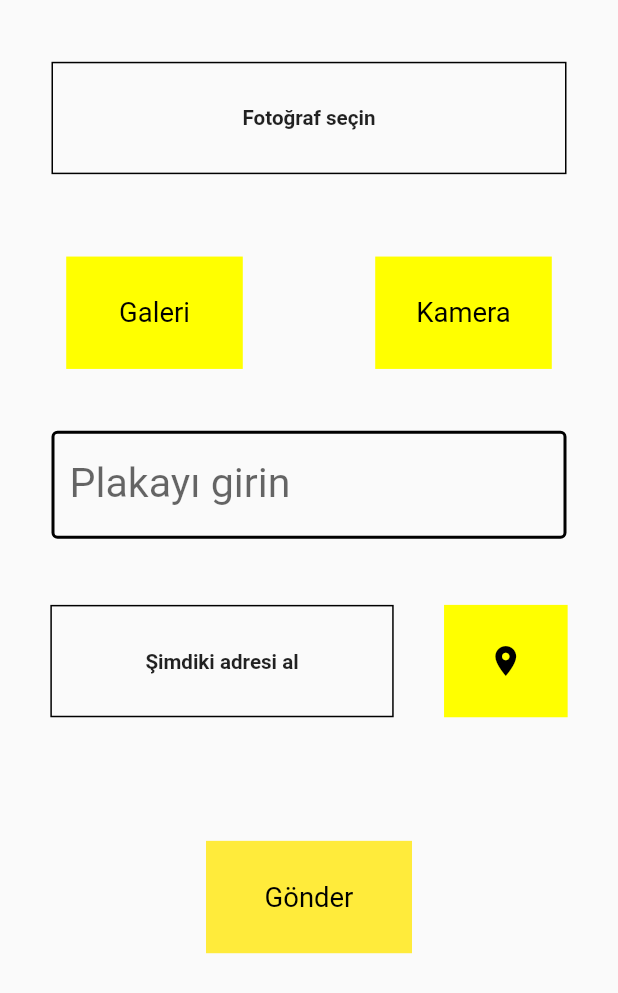
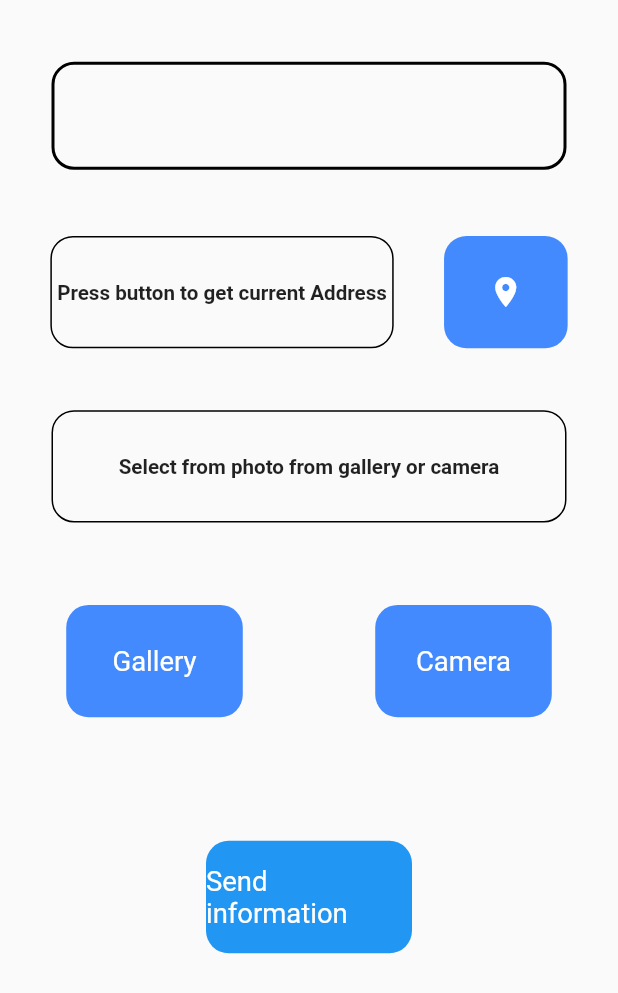
Before and after one commit to waliseddiqi/intershipVehiclelocaldata, a Flutter app: the Home screen opened directly, on a phone screen of 412 x 824 dp. Shown: the top 993 px of the screen. Run offline on Flutter 3.47's test engine with Material 2 defaults, Android fonts, the phone set to English and light mode, and no system bars; our stand-ins replace connectivity, geolocator, image_picker; missing offline and left inert: geocoder.

Commit message:
Revert "ddd"
This reverts commit adc701fdc4c87103b468d2e20d72a36ef790f578.

```diff
--- a/lib/home.dart
+++ b/lib/home.dart
@@ -15,10 +15,9 @@ class Home extends StatefulWidget{
 
 class _HomeState extends State<Home> {
 BaseAPI api=new API();
-int random;
+
 File file;
 String _addressline="";
-bool _isloading=false;
   final picker = ImagePicker();
 final _formKey = GlobalKey<FormState>();
 String platenostring="";
@@ -37,38 +36,9 @@ void validForm(Size size){
 
       if(_addressline!=""&&file!=null){
 
-      Random randomnum = new Random();
-      random = randomnum.nextInt(10000);
-      print(random);
-      String format=file.path.split("/").last.split(".").last;
-      String imageurl="http://localhost:5000/public/images/"+platenostring+random.toString()+"."+format;
-      setState(() {
-         _isloading=true;
-      });
-
-      api.sendImage(file, platenostring, random).then((value){
-        if(value.statusCode==200){
-
-          api.sendInfo(platenostring, _addressline, imageurl).then((value){
-            if(value.statusCode==200){
-               setState(() {
-                _isloading=false;
-              });
-               showErrorDialog(context, size, "Fotoğraf gönderildi","Başarılı");
-              print("");
       }
       else{
-              showErrorDialog(context, size, "Hata oluştu","Hata");
-            }
-          });
-        }
-        else{
-              showErrorDialog(context, size, "Hata oluştu","Hata");
-            }
-      });
-      }
-      else{
-            showErrorDialog(context, size, "Lütfen fotoğraf ve ya konumu ekleyin","Hata");
+            showErrorDialog(context, size, "Please add location or select image");
       }
     }
 
@@ -103,12 +73,12 @@ void getAddress(Position value)async{
         file = File(pickedFile.path);
         showAcceptDialog(context,size);
       } else {
-        print('Bir resim seçilmemiş.');
+        print('No image selected.');
       }
     });
   }
 
-    void showErrorDialog(BuildContext context,Size size,String text,String type){
+    void showErrorDialog(BuildContext context,Size size,String text){
      showGeneralDialog(
         barrierColor: Colors.black.withOpacity(0.5),
         transitionBuilder: (context, a1, a2, widget) {
@@ -120,7 +90,7 @@ void getAddress(Position value)async{
               child: AlertDialog(
                 shape: OutlineInputBorder(
                     borderRadius: BorderRadius.circular(size.height/46.09)),
-                title:  Text(type,style: TextStyle(fontWeight: FontWeight.w700,fontSize: size.height/52.67),),
+                title:  Text("Error",style: TextStyle(fontWeight: FontWeight.w700,fontSize: size.height/52.67),),
                 content:  Text(text,style: TextStyle(fontWeight: FontWeight.w700,fontSize: size.height/52.67),),
                 actions: <Widget>[
                   new FlatButton(
@@ -158,13 +128,13 @@ void getAddress(Position value)async{
               child: AlertDialog(
                 shape: OutlineInputBorder(
                     borderRadius: BorderRadius.circular(size.height/46.09)),
-                title:  Text("Yükleniyor",style: TextStyle(fontWeight: FontWeight.w700,fontSize: size.height/52.67),),
-                content:  Text("Bu fotoğrafı yüklemek istiyor musunuz",style: TextStyle(fontWeight: FontWeight.w700,fontSize: size.height/52.67),),
+                title:  Text("Uploading",style: TextStyle(fontWeight: FontWeight.w700,fontSize: size.height/52.67),),
+                content:  Text("Would you like to upload photo",style: TextStyle(fontWeight: FontWeight.w700,fontSize: size.height/52.67),),
                 actions: <Widget>[
                   new FlatButton(
                     child: Padding(
                       padding:  EdgeInsets.all( size.height/65),
-                      child: new Text('Hayır',style: TextStyle(fontWeight: FontWeight.w700,fontSize: size.height/52.67)),
+                      child: new Text('No',style: TextStyle(fontWeight: FontWeight.w700,fontSize: size.height/52.67)),
                     ),
                     onPressed: () {
                       setState(() {
@@ -177,10 +147,9 @@ void getAddress(Position value)async{
                   new FlatButton(
                     child: Padding(
                       padding:  EdgeInsets.all(size.height/65),
-                      child: new Text('Evet',style: TextStyle(fontWeight: FontWeight.w700,fontSize: size.height/52.67)),
+                      child: new Text('YES',style: TextStyle(fontWeight: FontWeight.w700,fontSize: size.height/52.67)),
                     ),
                     onPressed: () async {
-
                       Navigator.pop(context);
                     },
                   )
@@ -228,7 +197,7 @@ void getAddress(Position value)async{
 }
 String plateno(String text){
 if(text.isEmpty||text==null){
-  return "Plakayı girin";
+  return "Please put Plate Number";
 }
 return null;
 }
@@ -239,33 +208,87 @@ return null;
    return Scaffold(
      body: SingleChildScrollView(
             child: Center(
-              child: Stack(
-                children: [
-                  _isloading?
-                  Column(
-                    mainAxisAlignment: MainAxisAlignment.center,
-                    children: [
-                      Container(
-
-                            color: Colors.transparent,
-                        child: Center(
-                          child: Container(
-
-                            child: CircularProgressIndicator()),
-                        ),
-                      ),
-                    ],
-                  ):
-                  Center(
          child: Form(
             key:_formKey ,
              child: Column(
                mainAxisAlignment: MainAxisAlignment.start,
              children: [
                Container(
+                 margin: EdgeInsets.only(top: size.height/20),
+                 width: size.width/1.2,
+                 height: size.height/11,
+                 child: TextFormField(
+                    onSaved: (plateno)=>platenostring=plateno,
+
+                   style: TextStyle(fontSize: size.height/30),
+
+                   decoration: InputDecoration(
+                    labelText: "",
+                    fillColor: Colors.white,
+                    hintText: "Enter plate number",
+
+                    focusedBorder: OutlineInputBorder(
+
+                    borderRadius: BorderRadius.circular(10.0),
+                    borderSide: BorderSide(
+                      color: Colors.blue,
+                    ),
+                  ),
+                    enabledBorder: OutlineInputBorder(
+
+                    borderRadius: BorderRadius.circular(15.0),
+                    borderSide: BorderSide(
+
+                      width: 2.0,
+
+                    ),
+                  ),
+                   ),
+                   validator: plateno,
+                 ),
+               ),
+                 Row(
+                   mainAxisAlignment: MainAxisAlignment.spaceEvenly,
+                   children: [
+                     Container(
                      decoration: BoxDecoration(
                        border: Border.all(),
+                       borderRadius: BorderRadius.circular(15)
+                     ),
+                     margin: EdgeInsets.only(top: size.height/20),
+                     width: size.width/1.8,
+                     height: size.height/11,
+                     child: Center(
+                       child: Text(
 
+                         _addressline==""?"Press button to get current Address":_addressline,
+                           style: TextStyle(fontSize: size.height/60,fontWeight: FontWeight.w600),
+                       ),
+                     ),
+               ),
+               InkWell(
+                 onTap: (){
+                  _getLocation().then((value)async{
+                  getAddress(value);
+                });
+                 },
+                              child: Container(
+                     margin: EdgeInsets.only(top: size.height/20),
+                    width: size.width/5,
+                       height: size.height/11,
+                   decoration: BoxDecoration(
+                      color: Colors.blueAccent,
+                      borderRadius: BorderRadius.circular(15)
+                   ),
+
+                   child: Icon(Icons.location_on,color: Colors.white,)),
+               )
+                   ],
+                 ),
+                      Container(
+                     decoration: BoxDecoration(
+                       border: Border.all(),
+                       borderRadius: BorderRadius.circular(15)
                      ),
                      margin: EdgeInsets.only(top: size.height/20),
                      width: size.width/1.2,
@@ -273,7 +296,7 @@ return null;
                      child: Center(
                        child: Text(
 
-                               file==null?"Fotoğraf seçin":file.path,
+                         file==null?"Select from photo from gallery or camera":file.path,
                            style: TextStyle(fontSize: size.height/60,fontWeight: FontWeight.w600),
                        ),
                      ),
@@ -293,10 +316,10 @@ return null;
                         height: size.height/11,
                         width: size.width/3.5,
                         decoration: BoxDecoration(
-                              color: Colors.yellowAccent,
-
+                        color: Colors.blueAccent,
+                        borderRadius: BorderRadius.circular(15)
                         ),
-                              child:Center(child: Text("Galeri",style: TextStyle(fontSize: size.height/45,color: Colors.black),)) ,
+                        child:Center(child: Text("Gallery",style: TextStyle(fontSize: size.height/45,color: Colors.white),)) ,
                         ),
                       ),
                       GestureDetector(
@@ -310,12 +333,12 @@ return null;
                         height: size.height/11,
                         width: size.width/3.5,
                         decoration: BoxDecoration(
-                                color: Colors.yellowAccent,
+                          color: Colors.blueAccent,
 
 
-
+                          borderRadius: BorderRadius.circular(15)
                         ),
-                                child:Center(child: Text("Kamera",style: TextStyle(fontSize: size.height/45,color: Colors.black),)) ,
+                          child:Center(child: Text("Camera",style: TextStyle(fontSize: size.height/45,color: Colors.white),)) ,
                         ),
                       ),
                      /*  GestureDetector(
@@ -331,84 +354,12 @@ return null;
                           color: Colors.redAccent,
                           borderRadius: BorderRadius.circular(15)
                         ),
-                                child:Center(child: Icon(Icons.delete,size: size.height/30,color: Colors.black,),)) ,
+                          child:Center(child: Icon(Icons.delete,size: size.height/30,color: Colors.white,),)) ,
                         )*/
                       /*
                     */
                     ],
                   ),
-                     Container(
-                       margin: EdgeInsets.only(top: size.height/20),
-                       width: size.width/1.2,
-                       height: size.height/11,
-                       child: TextFormField(
-                          onSaved: (plateno)=>platenostring=plateno,
-
-                         style: TextStyle(fontSize: size.height/30),
-
-                         decoration: InputDecoration(
-                          labelText: "Plakayı girin",
-                          fillColor: Colors.black,
-
-                          focusedBorder: OutlineInputBorder(
-
-
-                          borderSide: BorderSide(
-                            color: Colors.yellow,
-                          ),
-                        ),
-                          enabledBorder: OutlineInputBorder(
-
-
-                          borderSide: BorderSide(
-
-                            width: 2.0,
-
-                          ),
-                        ),
-                         ),
-                         validator: plateno,
-                       ),
-                     ),
-                       Row(
-                         mainAxisAlignment: MainAxisAlignment.spaceEvenly,
-                         children: [
-                           Container(
-                           decoration: BoxDecoration(
-                             border: Border.all(),
-
-                           ),
-                           margin: EdgeInsets.only(top: size.height/20),
-                           width: size.width/1.8,
-                           height: size.height/11,
-                           child: Center(
-                             child: Text(
-
-                               _addressline==""?"Şimdiki adresi al":_addressline,
-                                 style: TextStyle(fontSize: size.height/60,fontWeight: FontWeight.w600),
-                             ),
-                           ),
-                     ),
-                     InkWell(
-                       onTap: (){
-                        _getLocation().then((value)async{
-                        getAddress(value);
-                      });
-                       },
-                                    child: Container(
-                           margin: EdgeInsets.only(top: size.height/20),
-                          width: size.width/5,
-                             height: size.height/11,
-                         decoration: BoxDecoration(
-                            color: Colors.yellowAccent,
-
-                         ),
-
-                         child: Icon(Icons.location_on,color: Colors.black,)),
-                     )
-                         ],
-                       ),
-
 
                GestureDetector(
                  onTap: (){
@@ -419,11 +370,11 @@ return null;
                    width: size.width/3,
                    height: size.height/11,
                    decoration: BoxDecoration(
-                           color: Colors.yellow,
+                     color: Colors.blue,
 
-
+                     borderRadius: BorderRadius.circular(15)
                    ),
-                         child: Center(child: Text("Gönder",style: TextStyle(color: Colors.black,fontSize: size.height/45),)),),
+                   child: Center(child: Text("Send information",style: TextStyle(color: Colors.white,fontSize: size.height/45),)),),
                )
                  /* Row(
                     mainAxisAlignment: MainAxisAlignment.spaceEvenly,
@@ -455,7 +406,7 @@ return null;
                    child: Container(
                      width: 50,
                      height: 50,
-                           child: Center(child: Icon(Icons.location_on,color: Colors.black,size: size.height/30,)),
+                     child: Center(child: Icon(Icons.location_on,color: Colors.white,size: size.height/30,)),
                    decoration: BoxDecoration(
                      color: Colors.blueAccent,
                      borderRadius: BorderRadius.circular(25),
@@ -478,9 +429,6 @@ return null;
            ),
          )
        ),
-                ],
-              ),
-            ),
      ),
      /*floatingActionButton: FloatingActionButton(onPressed: (){
        getImage();
```
Also changed, not shown: lib/models/api.dart (+6 -41 lines). Lines whose indentation alone changed are shown as unchanged.
